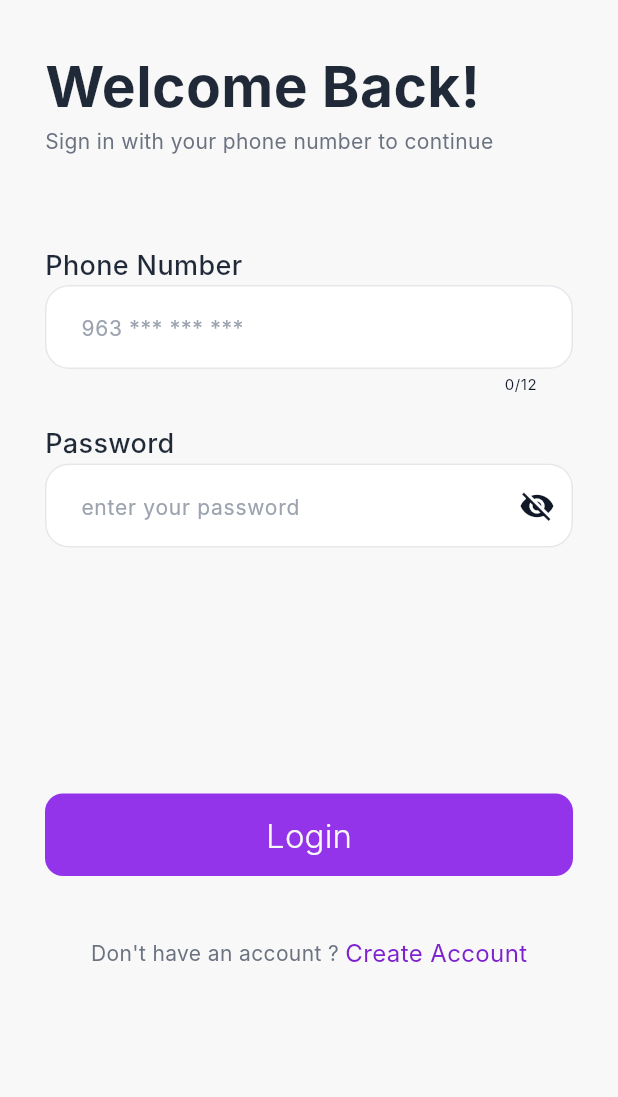
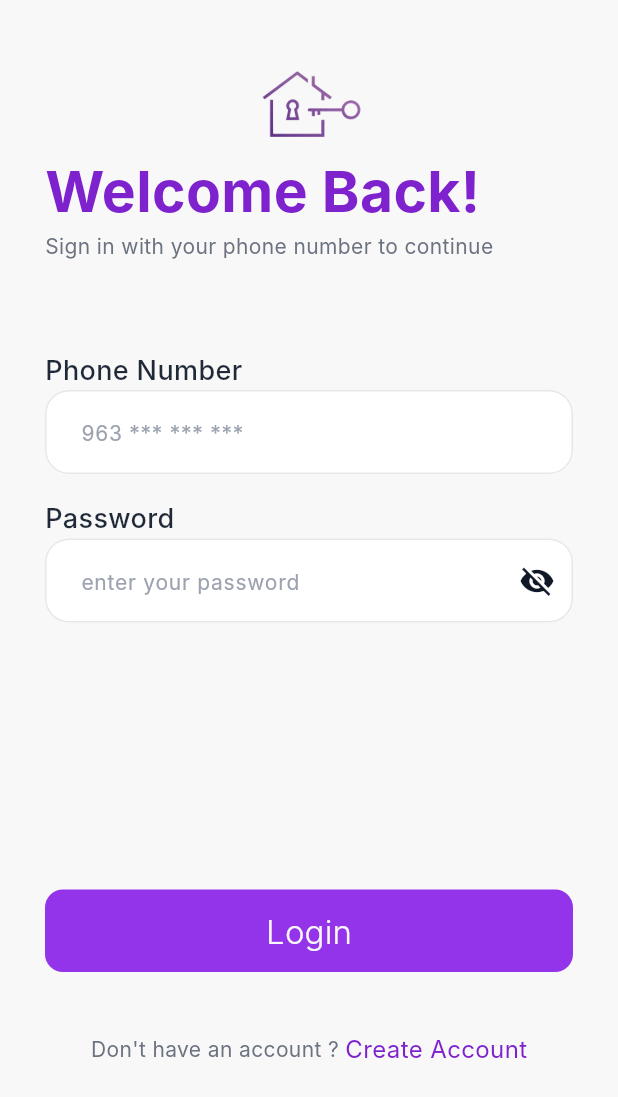
Before and after one commit to Mohakerdi/AlMekhtar, a Flutter app: the screen it shows after launch, after a tap on "Sign up", after a tap on "Login", on a phone screen of 412 x 824 dp. Shown: the top 1097 px of the screen. Run offline on Flutter 3.47's test engine with Material 3 defaults, Android fonts, the phone set to English and light mode, and no system bars; Roboto replaces fonts that are missing (Inter).

Commit message:
added image and edited textfields look

```diff
--- a/lib/Features/auth/screens/create_account_screen.dart
+++ b/lib/Features/auth/screens/create_account_screen.dart
@@ -2,6 +2,7 @@ import 'package:flutter/material.dart';
 import 'package:flutter/services.dart';
 import 'package:mabeet/Features/auth/screens/login_screen.dart';
 import 'package:mabeet/Features/auth/widgets/auth_button.dart';
+import 'package:mabeet/core/constants/images.dart';
 import 'package:mabeet/core/theme/app_colors.dart';
 import 'package:mabeet/core/theme/text_styles.dart';
 
@@ -28,10 +29,8 @@ class _CreateAccountScreenState extends State<CreateAccountScreen> {
     );
   }
 
-  void _sendForm(){
-    if (_formKey.currentState!.validate()) {
-
-    }
+  void _sendForm() {
+    if (_formKey.currentState!.validate()) {}
   }
 
   @override
@@ -45,7 +44,9 @@ class _CreateAccountScreenState extends State<CreateAccountScreen> {
             child: Column(
               crossAxisAlignment: CrossAxisAlignment.start,
               children: [
+                Center(child: Image.asset(AppImages.kLogoPath, width: 70)),
                 Text('Create Account', style: AppTextStyles.display2Bold),
+
                 Text(
                   'Sign in with your phone number to continue',
                   style: AppTextStyles.bodyMedium,
@@ -53,8 +54,18 @@ class _CreateAccountScreenState extends State<CreateAccountScreen> {
                 SizedBox(height: 60),
                 Text('Phone Number', style: AppTextStyles.titleMedium),
                 TextFormField(
+                  buildCounter:
+                      (
+                        BuildContext context, {
+                        required int currentLength,
+                        required int? maxLength,
+                        required bool isFocused,
+                      }) => null,
                   keyboardType: TextInputType.phone,
-                  decoration: InputDecoration(hintText: '963 *** *** ***'),
+                  decoration: InputDecoration(
+                    hintText: '963 *** *** ***',
+                    helperText: ' ',
+                  ),
                   initialValue: _phoneNumber,
                   onSaved: (val) {
                     _phoneNumber = val!;
@@ -70,27 +81,28 @@ class _CreateAccountScreenState extends State<CreateAccountScreen> {
                       return null;
                   },
                 ),
-                SizedBox(height: 20),
                 Text('User Name', style: AppTextStyles.titleMedium),
                 TextFormField(
-                  decoration: InputDecoration(hintText: 'Enter your name'),
+                  decoration: InputDecoration(
+                    hintText: 'Enter your name',
+                    helperText: ' ',
+                  ),
                   initialValue: _name,
                   onSaved: (val) {
                     _name = val!;
                   },
                   validator: (value) {
-                    if (value == null ||
-                        value.isEmpty)
+                    if (value == null || value.isEmpty)
                       return 'Enter your name';
                     else
                       return null;
                   },
                 ),
-                SizedBox(height: 20),
                 Text('Password', style: AppTextStyles.titleMedium),
                 TextFormField(
                   decoration: InputDecoration(
                     hintText: 'at least 6 characters !',
+                    helperText: ' ',
                     suffixIcon: IconButton(
                       onPressed: () {
                         setState(() {
@@ -98,7 +110,9 @@ class _CreateAccountScreenState extends State<CreateAccountScreen> {
                         });
                       },
                       icon: Icon(
-                        passwordVisible ? Icons.visibility : Icons.visibility_off,
+                        passwordVisible
+                            ? Icons.visibility
+                            : Icons.visibility_off,
                       ),
                     ),
                   ),
--- a/lib/Features/auth/screens/login_screen.dart
+++ b/lib/Features/auth/screens/login_screen.dart
@@ -1,6 +1,7 @@
 import 'package:flutter/material.dart';
 import 'package:mabeet/Features/auth/screens/create_account_screen.dart';
 
+import '../../../core/constants/images.dart';
 import '../../../core/theme/app_colors.dart';
 import '../../../core/theme/text_styles.dart';
 import '../widgets/auth_button.dart';
@@ -13,7 +14,6 @@ class LoginScreen extends StatefulWidget {
 }
 
 class _LoginScreenState extends State<LoginScreen> {
-
   final _formKey = GlobalKey<FormState>();
   bool passwordVisible = false;
   bool isChecked = false;
@@ -28,10 +28,8 @@ class _LoginScreenState extends State<LoginScreen> {
     );
   }
 
-  void _sendForm(){
-    if (_formKey.currentState!.validate()) {
-
-    }
+  void _sendForm() {
+    if (_formKey.currentState!.validate()) {}
   }
 
   @override
@@ -45,6 +43,7 @@ class _LoginScreenState extends State<LoginScreen> {
             child: Column(
               crossAxisAlignment: CrossAxisAlignment.start,
               children: [
+                Center(child: Image.asset(AppImages.kLogoPath, width: 70)),
                 Text('Welcome Back!', style: AppTextStyles.display2Bold),
                 Text(
                   'Sign in with your phone number to continue',
@@ -54,7 +53,15 @@ class _LoginScreenState extends State<LoginScreen> {
                 Text('Phone Number', style: AppTextStyles.titleMedium),
                 TextFormField(
                   keyboardType: TextInputType.phone,
-                  decoration: InputDecoration(hintText: '963 *** *** ***'),
+                  buildCounter:
+                      (
+                        // make counter invisible
+                        BuildContext context, {
+                        required int currentLength,
+                        required int? maxLength,
+                        required bool isFocused,
+                      }) => null,
+                  decoration: InputDecoration(hintText: '963 *** *** ***', helperText: ' '),
                   initialValue: _phoneNumber,
                   onSaved: (val) {
                     _phoneNumber = val!;
@@ -69,10 +76,10 @@ class _LoginScreenState extends State<LoginScreen> {
                       return null;
                   },
                 ),
-                SizedBox(height: 20),
                 Text('Password', style: AppTextStyles.titleMedium),
                 TextFormField(
                   decoration: InputDecoration(
+                    helperText: ' ',
                     hintText: 'enter your password',
                     suffixIcon: IconButton(
                       onPressed: () {
@@ -81,7 +88,9 @@ class _LoginScreenState extends State<LoginScreen> {
                         });
                       },
                       icon: Icon(
-                        passwordVisible ? Icons.visibility : Icons.visibility_off,
+                        passwordVisible
+                            ? Icons.visibility
+                            : Icons.visibility_off,
                       ),
                     ),
                   ),
@@ -99,7 +108,7 @@ class _LoginScreenState extends State<LoginScreen> {
                       return null;
                   },
                 ),
-                SizedBox(height: 164),
+                SizedBox(height: 161),
                 AuthButton(buttonsText: 'Login', onBtnPressed: _sendForm),
                 SizedBox(height: 40),
                 Center(
--- /dev/null
+++ b/lib/core/constants/images.dart
@@ -0,0 +1,3 @@
+class AppImages{
+ static const kLogoPath = 'assets/images/app-logo.png';
+}
--- a/lib/core/theme/light_theme.dart
+++ b/lib/core/theme/light_theme.dart
@@ -71,9 +71,10 @@ ThemeData get lightTheme {
     // Input Fields
     inputDecorationTheme: InputDecorationTheme(
       filled: true,
-      // fillColor: Colors.white,
+      fillColor: Colors.white,
       contentPadding: const EdgeInsets.symmetric(horizontal: 20, vertical: 16),
       hintStyle: AppTextStyles.bodyMedium.copyWith(color: AppColors.gray400),
+      errorMaxLines: 1,
 
       border: OutlineInputBorder(
         borderRadius: BorderRadius.circular(_defaultRadius),
--- a/lib/core/theme/text_styles.dart
+++ b/lib/core/theme/text_styles.dart
@@ -28,10 +28,10 @@ class AppTextStyles {
   static TextStyle get display1SemiBold => _style(size: 48.0, weight: FontWeightHelper.semiBold);
   static TextStyle get display1Bold => _style(size: 48.0, weight: FontWeightHelper.bold);
 
-  static TextStyle get display2Regular => _style(size: 38.0, weight: FontWeightHelper.regular);
-  static TextStyle get display2Medium => _style(size: 38.0, weight: FontWeightHelper.medium);
-  static TextStyle get display2SemiBold => _style(size: 38.0, weight: FontWeightHelper.semiBold);
-  static TextStyle get display2Bold => _style(size: 38.0, weight: FontWeightHelper.bold);
+  static TextStyle get display2Regular => _style(size: 38.0, weight: FontWeightHelper.regular, color: AppColors.primary700);
+  static TextStyle get display2Medium => _style(size: 38.0, weight: FontWeightHelper.medium, color: AppColors.primary700);
+  static TextStyle get display2SemiBold => _style(size: 38.0, weight: FontWeightHelper.semiBold, color: AppColors.primary700);
+  static TextStyle get display2Bold => _style(size: 38.0, weight: FontWeightHelper.bold, color: AppColors.primary700);
 
   // 2. HEADING STYLES
   static TextStyle get heading1Regular => _style(size: 28.0, weight: FontWeightHelper.regular);
--- a/pubspec.yaml
+++ b/pubspec.yaml
@@ -58,9 +58,9 @@ flutter:
   uses-material-design: true
 
   # To add assets to your application, add an assets section, like this:
-  # assets:
-  #   - images/a_dot_burr.jpeg
-  #   - images/a_dot_ham.jpeg
+  assets:
+    - assets/images/
+
 
   # An image asset can refer to one or more resolution-specific "variants", see
   # https://flutter.dev/to/resolution-aware-images
```
Also changed, not shown: assets/images/app-logo.png (added).
